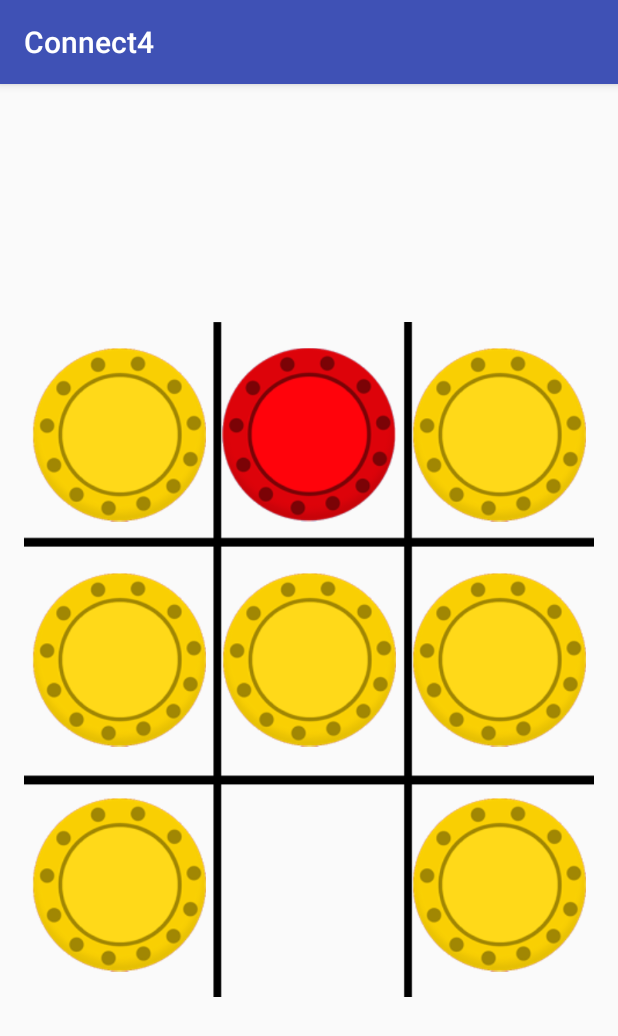
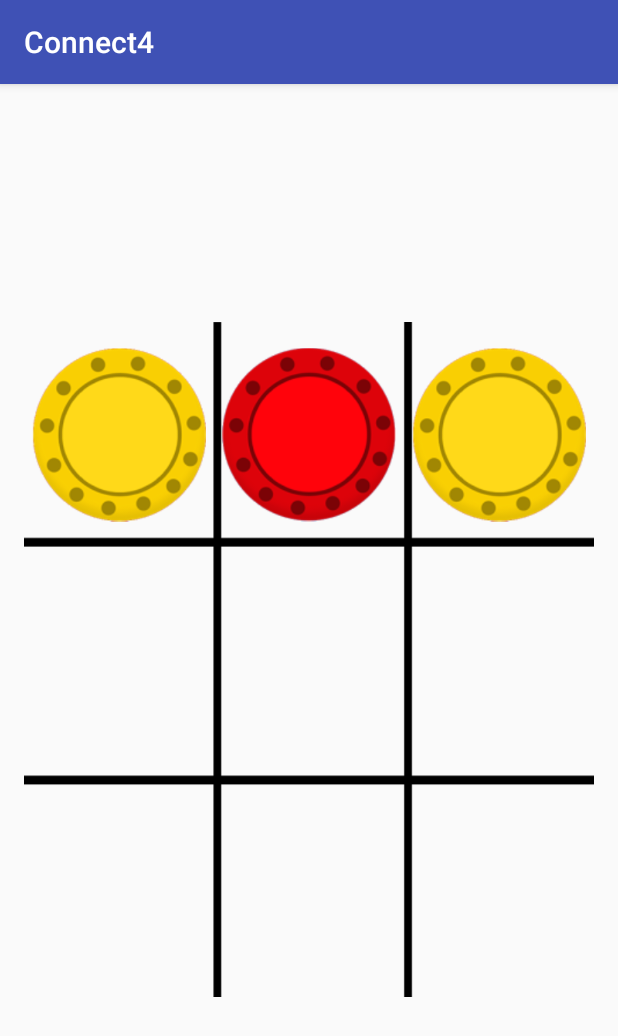
Before and after one commit to jayakasadev/TicTacToe, an Android app: the screen it shows after launch (MainActivity), after a tap on an icon or button, on a phone screen of 412 x 824 dp. Shown: the top 1036 px of the screen. Run offline under Robolectric (Android 15) with nearby library versions, the phone set to English and light mode, and no system bars; 2 other taps on this screen came first.

Commit message:
app works working on animations

```diff
--- a/app/src/main/java/games/prac/kasa/connect4/MainActivity.java
+++ b/app/src/main/java/games/prac/kasa/connect4/MainActivity.java
@@ -1,25 +1,26 @@
 package games.prac.kasa.connect4;
 
-import android.graphics.Point;
 import android.support.v7.app.AppCompatActivity;
 import android.os.Bundle;
 import android.util.Log;
-import android.view.Display;
 import android.view.View;
+import android.widget.GridLayout;
 import android.widget.ImageView;
 import android.widget.LinearLayout;
-import android.widget.TableLayout;
+import android.widget.TextView;
 
 
 public class MainActivity extends AppCompatActivity {
 
-    //false = yellow
-    //true = red
+    //false = yellow = 0
+    //true = red = 1
     private boolean activePlayer = false;
 
-    private boolean[] gameState = new boolean[9];
+    private int[] gameState = {2, 2, 2, 2, 2, 2, 2, 2, 2};
 
     private int[][] winningPositions = {{0, 1, 2}, {3, 4, 5}, {6 ,7 ,8}, {0, 3, 6}, {1, 4, 7}, {2, 5, 8}, {0, 4, 8}, {2, 4, 6}};
+
+    private boolean reset = false;
 
     /**
      * Method handles dropping in new coins and checking who won.
@@ -30,37 +31,85 @@ public class MainActivity extends AppCompatActivity {
         ImageView coin = (ImageView) view;
         //coin.setImageAlpha(100);
 
-        Log.d("tag", coin.getTag().toString());
+        //Log.d("tag", coin.getTag().toString());
         int tag = Integer.parseInt(coin.getTag().toString());
         //Log.d("alpha", ""+coin.getImageAlpha());
         //coin.setVisibility(View.VISIBLE);
-        if(!gameState[tag]){
+        if(gameState[tag] == 2){
             if(activePlayer) {
                 coin.setImageResource(R.drawable.red);
                 activePlayer = false;
+                gameState[tag] = 1;
             }
             else{
                 coin.setImageResource(R.drawable.yellow);
                 activePlayer = true;
+                gameState[tag] = 0;
             }
-            gameState[tag] = true;
 
-            coin.setTranslationY(-5000f);
-            coin.animate().translationYBy(5000f).setDuration(300);
+            coin.setTranslationY(-7500f);
+            coin.animate().translationYBy(7500f).setDuration(300);
 
             for(int[] win : winningPositions){
-                if(gameState[win[0]] && gameState[win[1]] && gameState[win[2]]){
-                    Log.d("win", ""+ activePlayer);
+                if(gameState[win[0]] == gameState[win[1]] && gameState[win[1]] == gameState[win[2]] && gameState[win[1]] != 2){
+                    //Log.d("win", ""+ activePlayer);
 
-                    //Someone one
+                    //fade the game out of view
+                    GridLayout g = (GridLayout)findViewById(R.id.grid);
+                    //g.setAlpha(0);
+                    g.animate().alpha(0).setDuration(750);
+
+                    //Someone won
                     LinearLayout linearLayout = (LinearLayout)findViewById(R.id.newGameLayout);
                     linearLayout.setVisibility(View.VISIBLE);
+                    linearLayout.animate().alpha(1).setDuration(750);
+
+                    //let player know who won
+                    TextView text = (TextView)findViewById(R.id.winnerMessage);
+                    String message = "";
+                    if(gameState[win[0]] == 0){
+                        //yellow won
+                        message = "Yellow Wins!";
+                    }
+                    else{
+                        //red won
+                        message = "Red Wins!";
+                    }
+                    text.setText(message);
+
+                    break;
                 }
             }
         }
     }
 
     public void playAgain(View view){
+        LinearLayout linearLayout = (LinearLayout)findViewById(R.id.newGameLayout);
+        linearLayout.animate().alpha(0).setDuration(750);
+        linearLayout.setVisibility(View.INVISIBLE);
+
+        activePlayer = false;
+
+        for(int a = 0; a < gameState.length; a++){
+            gameState[a] = 2;
+        }
+
+        GridLayout grid = (GridLayout)findViewById(R.id.grid);
+
+        for(int a = 0; a < grid.getChildCount(); a++){
+            //Log.d("child", ""+a);
+
+            LinearLayout linear = (LinearLayout)grid.getChildAt(a);
+            for(int b = 0; b < linear.getChildCount(); b++){
+                ((ImageView)linear.getChildAt(b)).setImageResource(0);
+            }
+
+        }
+
+        //fade the game out of view
+        GridLayout g = (GridLayout)findViewById(R.id.grid);
+        //g.setAlpha(0);
+        g.animate().alpha(1).setDuration(750);
 
     }
 
--- a/app/src/main/res/layout/activity_main.xml
+++ b/app/src/main/res/layout/activity_main.xml
@@ -155,7 +155,8 @@
         android:layout_centerHorizontal="true"
         android:layout_alignParentLeft="true"
         android:layout_alignParentStart="true"
-        android:clipChildren="false">
+        android:clipChildren="false"
+        android:id="@+id/grid">
 
         <LinearLayout
             android:orientation="horizontal"
@@ -167,7 +168,6 @@
             <ImageView
                 android:layout_width="150dp"
                 android:layout_height="150dp"
-                app:srcCompat="@drawable/yellow"
                 android:id="@+id/coin1"
                 android:onClick="dropIn"
                 android:scaleType="fitCenter"
@@ -177,7 +177,6 @@
             <ImageView
                 android:layout_width="150dp"
                 android:layout_height="150dp"
-                app:srcCompat="@drawable/yellow"
                 android:id="@+id/coin2"
                 android:onClick="dropIn"
                 android:scaleType="fitCenter"
@@ -187,7 +186,6 @@
             <ImageView
                 android:layout_width="150dp"
                 android:layout_height="150dp"
-                app:srcCompat="@drawable/yellow"
                 android:id="@+id/coin3"
                 android:onClick="dropIn"
                 android:scaleType="fitCenter"
@@ -206,7 +204,6 @@
             <ImageView
                 android:layout_width="150dp"
                 android:layout_height="150dp"
-                app:srcCompat="@drawable/yellow"
                 android:id="@+id/coin4"
                 android:onClick="dropIn"
                 android:scaleType="fitCenter"
@@ -216,7 +213,6 @@
             <ImageView
                 android:layout_width="150dp"
                 android:layout_height="150dp"
-                app:srcCompat="@drawable/yellow"
                 android:id="@+id/coin5"
                 android:onClick="dropIn"
                 android:scaleType="fitCenter"
@@ -226,7 +222,6 @@
             <ImageView
                 android:layout_width="150dp"
                 android:layout_height="150dp"
-                app:srcCompat="@drawable/yellow"
                 android:id="@+id/coin6"
                 android:onClick="dropIn"
                 android:scaleType="fitCenter"
@@ -246,7 +241,6 @@
             <ImageView
                 android:layout_width="150dp"
                 android:layout_height="150dp"
-                app:srcCompat="@drawable/yellow"
                 android:id="@+id/coin7"
                 android:onClick="dropIn"
                 android:scaleType="fitCenter"
@@ -265,7 +259,6 @@
             <ImageView
                 android:layout_width="150dp"
                 android:layout_height="150dp"
-                app:srcCompat="@drawable/yellow"
                 android:id="@+id/coin9"
                 android:onClick="dropIn"
                 android:scaleType="fitCenter"
@@ -280,11 +273,12 @@
         android:orientation="vertical"
         android:layout_width="wrap_content"
         android:layout_height="wrap_content"
-        android:background="#ee232e"
+        android:background="#0283ff"
         android:layout_centerVertical="true"
         android:layout_centerHorizontal="true"
-        android:padding="30dp"
-        android:alpha="0"
+        android:padding="80dp"
+        android:visibility="invisible"
+        android:alpha = "0"
         android:id="@+id/newGameLayout">
 
 
```
